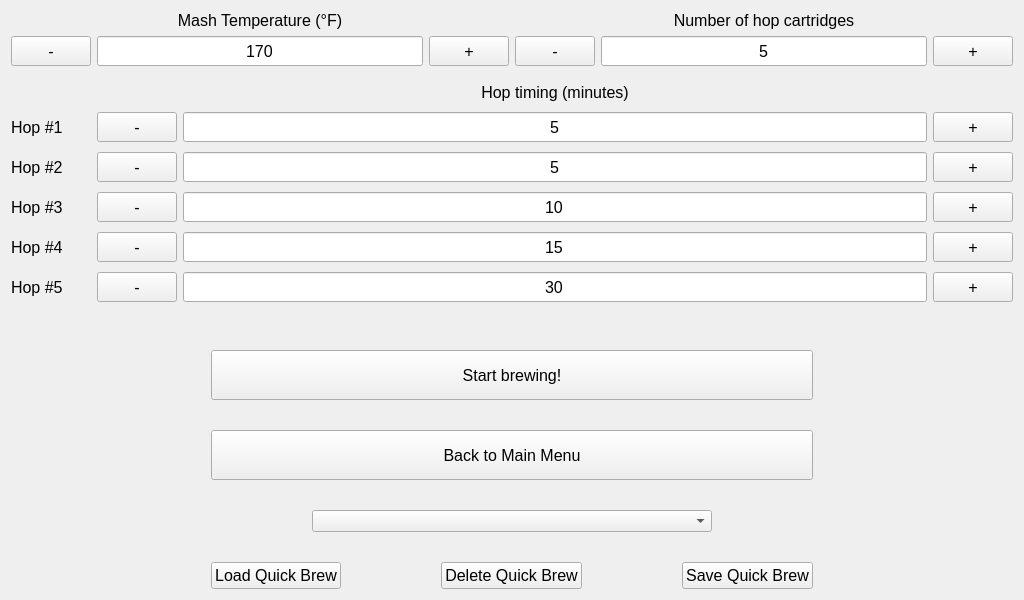
The window that autobrewer/GUI/UI Files/BrewConfig.ui (drmwve/Capstone-Project) describes before a commit, drawn with Qt 5.
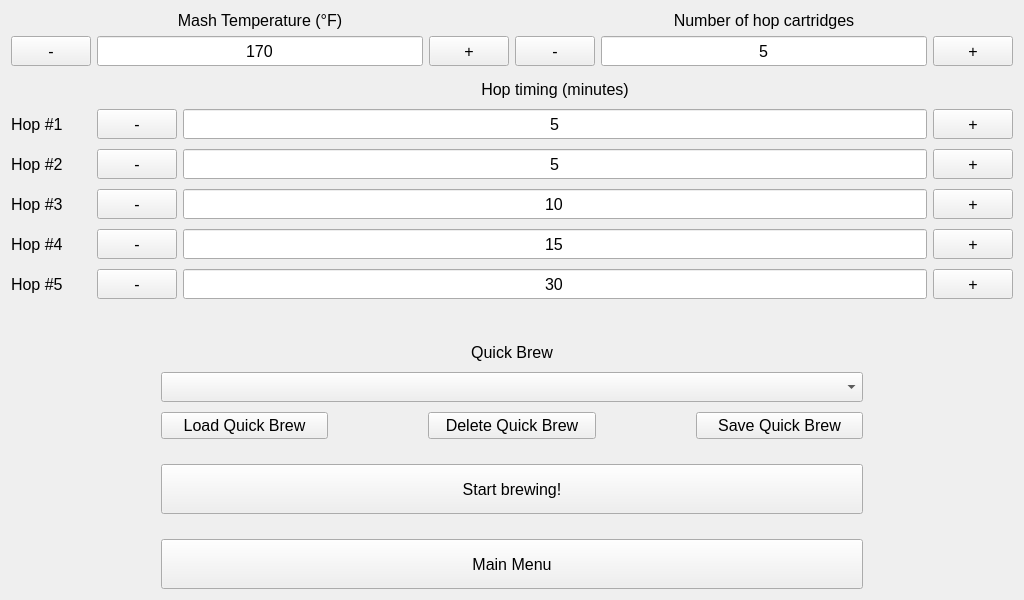
The same window after the commit.

The edit to the form file:
```diff
--- a/autobrewer/GUI/UI Files/BrewConfig.ui
+++ b/autobrewer/GUI/UI Files/BrewConfig.ui
@@ -874,60 +874,53 @@
       <number>0</number>
      </property>
      <property name="verticalSpacing">
-      <number>30</number>
+      <number>25</number>
      </property>
-     <item row="0" column="0">
-      <widget class="QPushButton" name="StartBrewButton">
-       <property name="minimumSize">
-        <size>
-         <width>0</width>
-         <height>50</height>
-        </size>
-       </property>
-       <property name="maximumSize">
-        <size>
-         <width>1000</width>
-         <height>50</height>
-        </size>
-       </property>
-       <property name="font">
-        <font>
-         <pointsize>12</pointsize>
-        </font>
-       </property>
-       <property name="layoutDirection">
-        <enum>Qt::LeftToRight</enum>
-       </property>
-       <property name="text">
-        <string>Start brewing!</string>
-       </property>
-       <property name="default">
-        <bool>false</bool>
-       </property>
-       <property name="flat">
-        <bool>false</bool>
-       </property>
-      </widget>
-     </item>
      <item row="1" column="0">
-      <widget class="QPushButton" name="BackButton">
-       <property name="minimumSize">
-        <size>
-         <width>0</width>
-         <height>50</height>
-        </size>
+      <layout class="QVBoxLayout" name="verticalLayout_3">
+       <property name="spacing">
+        <number>10</number>
        </property>
+       <item>
+        <widget class="QLabel" name="label">
        <property name="font">
         <font>
          <pointsize>12</pointsize>
+           <weight>50</weight>
+           <bold>false</bold>
         </font>
        </property>
        <property name="text">
-        <string>Back to Main Menu</string>
-       </property>
-      </widget>
-     </item>
-     <item row="4" column="0">
+          <string>Quick Brew</string>
+         </property>
+         <property name="alignment">
+          <set>Qt::AlignCenter</set>
+         </property>
+        </widget>
+       </item>
+       <item>
+        <widget class="QComboBox" name="QBComboBox">
+         <property name="sizePolicy">
+          <sizepolicy hsizetype="Preferred" vsizetype="Fixed">
+           <horstretch>0</horstretch>
+           <verstretch>0</verstretch>
+          </sizepolicy>
+         </property>
+         <property name="minimumSize">
+          <size>
+           <width>0</width>
+           <height>30</height>
+          </size>
+         </property>
+         <property name="maximumSize">
+          <size>
+           <width>10000</width>
+           <height>16777215</height>
+          </size>
+         </property>
+        </widget>
+       </item>
+       <item>
       <layout class="QHBoxLayout" name="horizontalLayout_2">
        <property name="spacing">
         <number>100</number>
@@ -979,26 +972,59 @@
        </item>
       </layout>
      </item>
-     <item row="2" column="0">
-      <layout class="QHBoxLayout" name="horizontalLayout">
-       <item>
-        <widget class="QComboBox" name="QBComboBox">
-         <property name="sizePolicy">
-          <sizepolicy hsizetype="Preferred" vsizetype="Fixed">
-           <horstretch>0</horstretch>
-           <verstretch>0</verstretch>
-          </sizepolicy>
-         </property>
-         <property name="maximumSize">
-          <size>
-           <width>400</width>
-           <height>16777215</height>
-          </size>
-         </property>
-        </widget>
-       </item>
       </layout>
      </item>
+     <item row="4" column="0">
+      <widget class="QPushButton" name="BackButton">
+       <property name="minimumSize">
+        <size>
+         <width>0</width>
+         <height>50</height>
+        </size>
+       </property>
+       <property name="font">
+        <font>
+         <pointsize>12</pointsize>
+        </font>
+       </property>
+       <property name="text">
+        <string>Main Menu</string>
+       </property>
+      </widget>
+     </item>
+     <item row="3" column="0">
+      <widget class="QPushButton" name="StartBrewButton">
+       <property name="minimumSize">
+        <size>
+         <width>0</width>
+         <height>50</height>
+        </size>
+       </property>
+       <property name="maximumSize">
+        <size>
+         <width>1000</width>
+         <height>50</height>
+        </size>
+       </property>
+       <property name="font">
+        <font>
+         <pointsize>12</pointsize>
+        </font>
+       </property>
+       <property name="layoutDirection">
+        <enum>Qt::LeftToRight</enum>
+       </property>
+       <property name="text">
+        <string>Start brewing!</string>
+       </property>
+       <property name="default">
+        <bool>false</bool>
+       </property>
+       <property name="flat">
+        <bool>false</bool>
+       </property>
+      </widget>
+     </item>
     </layout>
    </item>
   </layout>
```
Lines whose indentation alone changed are shown as unchanged.
